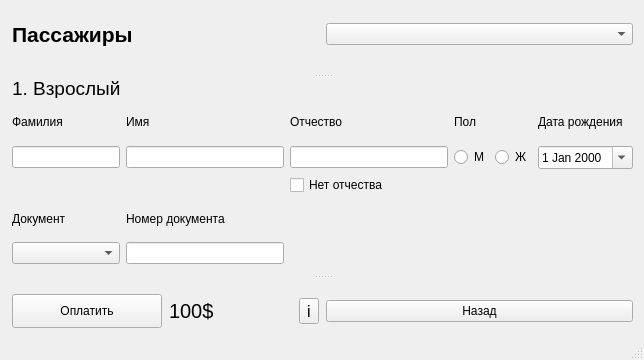
First picture: the form in data/etc/Passenger.ui, repository Substance-live/Train_application, before the edit.
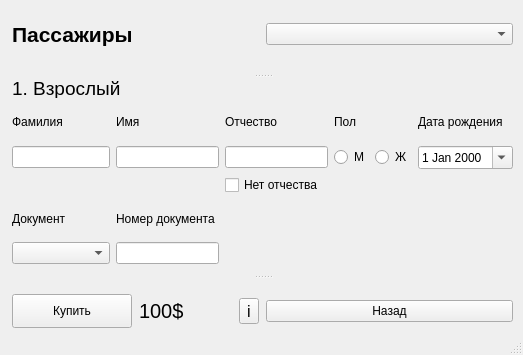
Second picture: the form after the edit.

Commit message: Two window added

Diff of the .ui file:
```diff
--- a/data/etc/Passenger.ui
+++ b/data/etc/Passenger.ui
@@ -6,10 +6,22 @@
    <rect>
     <x>0</x>
     <y>0</y>
-    <width>644</width>
-    <height>360</height>
+    <width>523</width>
+    <height>355</height>
    </rect>
   </property>
+  <property name="minimumSize">
+   <size>
+    <width>523</width>
+    <height>355</height>
+   </size>
+  </property>
+  <property name="maximumSize">
+   <size>
+    <width>523</width>
+    <height>355</height>
+   </size>
+  </property>
   <property name="windowTitle">
    <string>MainWindow</string>
   </property>
@@ -19,14 +31,14 @@
      <rect>
       <x>12</x>
       <y>12</y>
-      <width>621</width>
+      <width>501</width>
       <height>321</height>
      </rect>
     </property>
     <property name="orientation">
      <enum>Qt::Orientation::Vertical</enum>
     </property>
-    <widget class="QWidget" name="">
+    <widget class="QWidget" name="layoutWidget">
      <layout class="QHBoxLayout" name="horizontalLayout">
       <property name="spacing">
        <number>6</number>
@@ -68,7 +80,7 @@
      <property name="handleWidth">
       <number>25</number>
      </property>
-     <widget class="QWidget" name="">
+     <widget class="QWidget" name="layoutWidget">
       <layout class="QGridLayout" name="gridLayout">
        <item row="0" column="0" colspan="7">
         <widget class="QLabel" name="label">
@@ -195,7 +207,7 @@
        </item>
       </layout>
      </widget>
-     <widget class="QWidget" name="">
+     <widget class="QWidget" name="layoutWidget">
       <layout class="QHBoxLayout" name="horizontalLayout_6">
        <property name="spacing">
         <number>7</number>
@@ -220,7 +232,7 @@
             </size>
            </property>
            <property name="text">
-            <string>Оплатить</string>
+            <string>Купить</string>
            </property>
           </widget>
          </item>
```
The commit also changes 4 other files.
